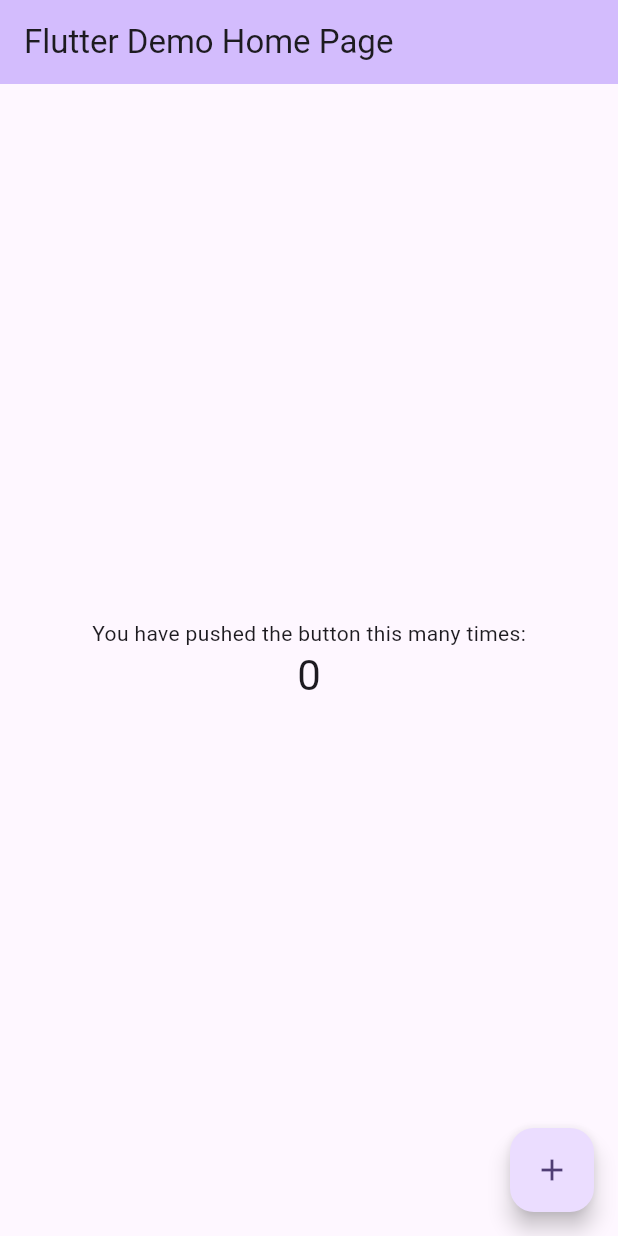
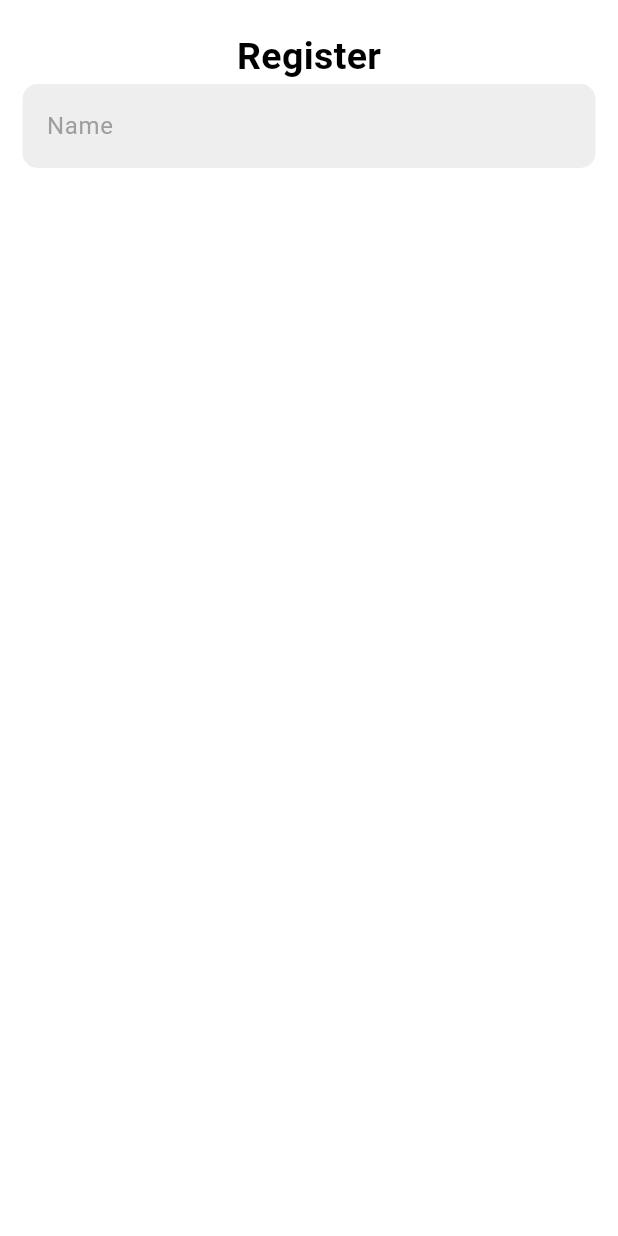
Before and after one commit to aoxa/prices, a Flutter app: the screen it shows after launch, on a phone screen of 412 x 824 dp. Run offline on Flutter 3.47's test engine with Material 3 defaults, Android fonts, the phone set to English and light mode, and no system bars.

Commit message:
Adds register screen

```diff
--- a/lib/main.dart
+++ b/lib/main.dart
@@ -1,4 +1,7 @@
 import 'package:flutter/material.dart';
+import 'package:prices_app/screens/main_page.dart';
+import 'package:prices_app/screens/register_screen.dart';
+import 'package:prices_app/themeProvider/theme_provider.dart';
 
 void main() {
   runApp(const MyApp());
@@ -11,115 +14,11 @@
   @override
   Widget build(BuildContext context) {
     return MaterialApp(
-      title: 'Flutter Demo',
-      theme: ThemeData(
-        // This is the theme of your application.
-        //
-        // TRY THIS: Try running your application with "flutter run". You'll see
-        // the application has a purple toolbar. Then, without quitting the app,
-        // try changing the seedColor in the colorScheme below to Colors.green
-        // and then invoke "hot reload" (save your changes or press the "hot
-        // reload" button in a Flutter-supported IDE, or press "r" if you used
-        // the command line to start the app).
-        //
-        // Notice that the counter didn't reset back to zero; the application
-        // state is not lost during the reload. To reset the state, use hot
-        // restart instead.
-        //
-        // This works for code too, not just values: Most code changes can be
-        // tested with just a hot reload.
-        colorScheme: ColorScheme.fromSeed(seedColor: Colors.deepPurple),
-        useMaterial3: true,
-      ),
-      home: const MyHomePage(title: 'Flutter Demo Home Page'),
+      title: 'Prices App',
+      themeMode: ThemeMode.system,
+      theme: AppThemes.lightTheme,
+      darkTheme: AppThemes.darkTheme,
+      home: const RegisterScreen(),
     );
   }
 }
-
-class MyHomePage extends StatefulWidget {
-  const MyHomePage({super.key, required this.title});
-
-  // This widget is the home page of your application. It is stateful, meaning
-  // that it has a State object (defined below) that contains fields that affect
-  // how it looks.
-
-  // This class is the configuration for the state. It holds the values (in this
-  // case the title) provided by the parent (in this case the App widget) and
-  // used by the build method of the State. Fields in a Widget subclass are
-  // always marked "final".
-
-  final String title;
-
-  @override
-  State<MyHomePage> createState() => _MyHomePageState();
-}
-
-class _MyHomePageState extends State<MyHomePage> {
-  int _counter = 0;
-
-  void _incrementCounter() {
-    setState(() {
-      // This call to setState tells the Flutter framework that something has
-      // changed in this State, which causes it to rerun the build method below
-      // so that the display can reflect the updated values. If we changed
-      // _counter without calling setState(), then the build method would not be
-      // called again, and so nothing would appear to happen.
-      _counter++;
-    });
-  }
-
-  @override
-  Widget build(BuildContext context) {
-    // This method is rerun every time setState is called, for instance as done
-    // by the _incrementCounter method above.
-    //
-    // The Flutter framework has been optimized to make rerunning build methods
-    // fast, so that you can just rebuild anything that needs updating rather
-    // than having to individually change instances of widgets.
-    return Scaffold(
-      appBar: AppBar(
-        // TRY THIS: Try changing the color here to a specific color (to
-        // Colors.amber, perhaps?) and trigger a hot reload to see the AppBar
-        // change color while the other colors stay the same.
-        backgroundColor: Theme.of(context).colorScheme.inversePrimary,
-        // Here we take the value from the MyHomePage object that was created by
-        // the App.build method, and use it to set our appbar title.
-        title: Text(widget.title),
-      ),
-      body: Center(
-        // Center is a layout widget. It takes a single child and positions it
-        // in the middle of the parent.
-        child: Column(
-          // Column is also a layout widget. It takes a list of children and
-          // arranges them vertically. By default, it sizes itself to fit its
-          // children horizontally, and tries to be as tall as its parent.
-          //
-          // Column has various properties to control how it sizes itself and
-          // how it positions its children. Here we use mainAxisAlignment to
-          // center the children vertically; the main axis here is the vertical
-          // axis because Columns are vertical (the cross axis would be
-          // horizontal).
-          //
-          // TRY THIS: Invoke "debug painting" (choose the "Toggle Debug Paint"
-          // action in the IDE, or press "p" in the console), to see the
-          // wireframe for each widget.
-          mainAxisAlignment: MainAxisAlignment.center,
-          children: <Widget>[
-            const Text(
-              'You have pushed the button this many times:',
-            ),
-            Text(
-              '$_counter',
-              style: Theme.of(context).textTheme.headlineMedium,
-            ),
-          ],
-        ),
-      ),
-      floatingActionButton: FloatingActionButton(
-        onPressed: _incrementCounter,
-        tooltip: 'Increment',
-        child: const Icon(Icons.add),
-      ), // This trailing comma makes auto-formatting nicer for build methods.
-    );
-  }
-}
--- a/lib/screens/main_page.dart
+++ b/lib/screens/main_page.dart
@@ -0,0 +1,15 @@
+import 'package:flutter/material.dart';
+
+class HomeScreen extends StatefulWidget {
+  const HomeScreen({super.key});
+
+  @override
+  State<HomeScreen> createState() => _HomeScreenState();
+}
+
+class _HomeScreenState extends State<HomeScreen> {
+  @override
+  Widget build(BuildContext context) {
+    return const Placeholder();
+  }
+}
--- /dev/null
+++ b/lib/screens/register_screen.dart
@@ -0,0 +1,67 @@
+import 'package:flutter/material.dart';
+import 'package:flutter/services.dart';
+
+class RegisterScreen extends StatefulWidget {
+  const RegisterScreen({super.key});
+
+  @override
+  State<RegisterScreen> createState() => _RegisterScreenState();
+}
+
+class _RegisterScreenState extends State<RegisterScreen> {
+  final nameController = TextEditingController();
+
+  @override
+  Widget build(BuildContext context) {
+
+    return GestureDetector(
+      onTap: (){
+        FocusScope.of(context).unfocus();
+      },
+      child: Scaffold(
+        body: ListView(
+          padding: const EdgeInsets.fromLTRB(15, 20, 15, 50),
+          children:  [
+            Column(
+              children: [
+                const Text(
+                  "Register",
+                  style: TextStyle(
+                    fontSize: 25,
+                    fontWeight: FontWeight.bold
+                  ),
+                ),
+                Form(
+                    child: Column(
+                      children: [
+                        TextField(
+                          inputFormatters: [
+                            LengthLimitingTextInputFormatter(50)
+                          ],
+                          decoration: InputDecoration(
+                            hintText: "Name",
+                            hintStyle: const TextStyle(
+                              color: Colors.grey,
+                            ),
+                            filled: true,
+                            fillColor: Colors.grey.shade200,
+                            border: OutlineInputBorder(
+                              borderRadius: BorderRadius.circular(10),
+                              borderSide: const BorderSide(
+                                width: 0,
+                                style: BorderStyle.none
+                              )
+                            )
+                          ),
+                        )
+                      ],
+                    )
+                )
+              ],
+            )
+          ],
+        ),
+      ),
+    );
+  }
+}
--- /dev/null
+++ b/lib/themeProvider/theme_provider.dart
@@ -0,0 +1,13 @@
+import 'package:flutter/material.dart';
+
+class AppThemes {
+  static final darkTheme = ThemeData(
+    scaffoldBackgroundColor: Colors.grey.shade900,
+    colorScheme: const ColorScheme.dark(),
+  );
+
+  static final lightTheme = ThemeData(
+    scaffoldBackgroundColor: Colors.white,
+    colorScheme: const ColorScheme.light(),
+  );
+}
```
Also changed, not shown: 3 other files.
